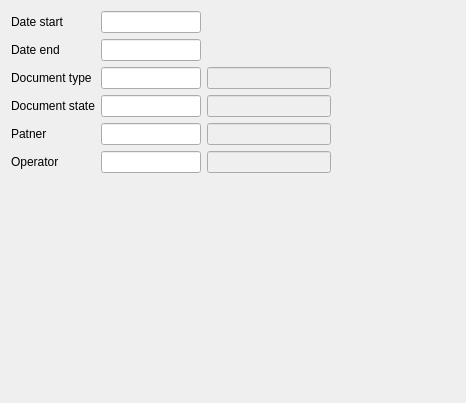
This is Reports/cr5documentsfilter.ui in End1-1/Cafe5 as Qt 5 draws it before an edit. The edited form follows.
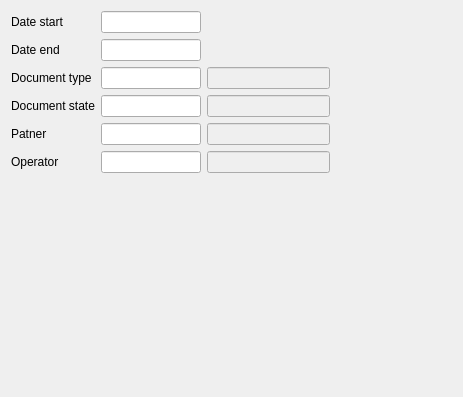
This is the edited form. Custom widgets are drawn as their Qt base class.

The edit to the form file:
```diff
--- a/Reports/cr5documentsfilter.ui
+++ b/Reports/cr5documentsfilter.ui
@@ -6,8 +6,8 @@
    <rect>
     <x>0</x>
     <y>0</y>
-    <width>466</width>
-    <height>403</height>
+    <width>463</width>
+    <height>397</height>
    </rect>
   </property>
   <property name="windowTitle">
```
Left out of the diff: 156 changed lines with no effect on the pictures.
